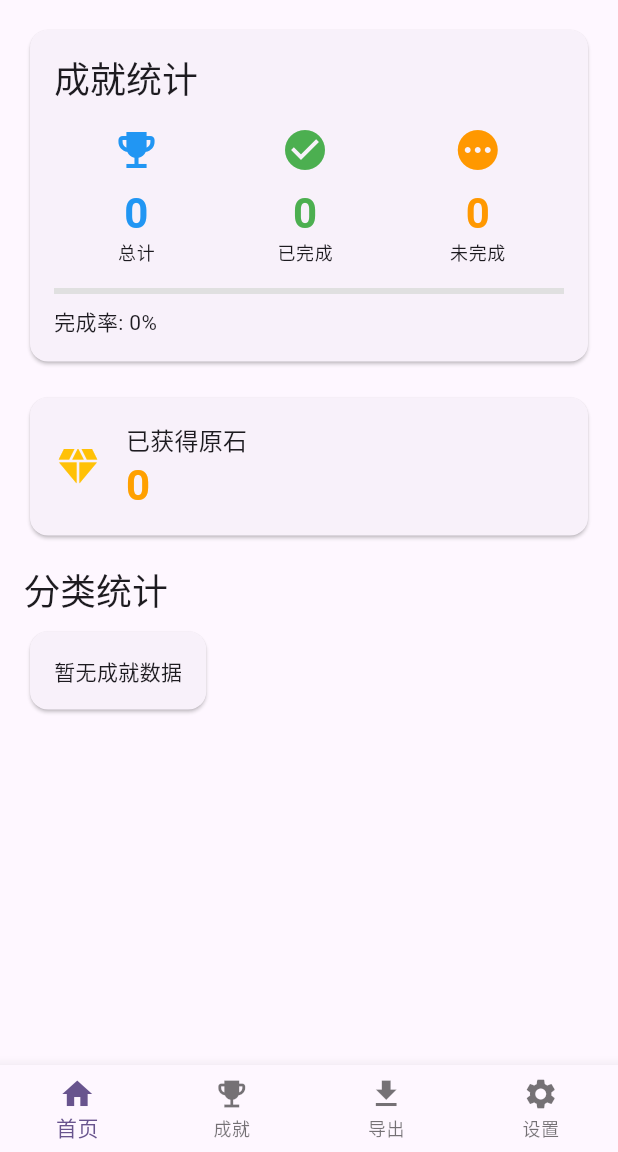
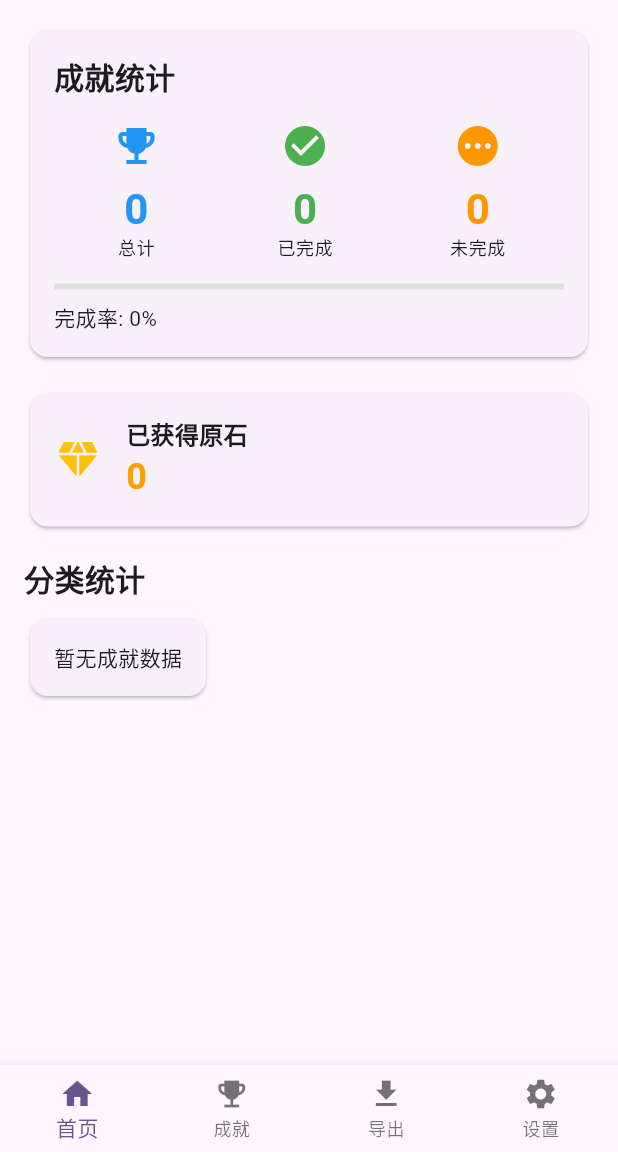
Before and after one commit to chronie-shizutoki/cocogoat_app, a Flutter app: the screen it shows after launch, on a phone screen of 412 x 824 dp, the part 84-1236 px from its top. Run offline on Flutter 3.47's test engine with Material 3 defaults, Android fonts, the phone set to English and light mode, and no system bars; our stand-ins replace sqflite; accounts and stored records are empty.

Commit message:
refactor: replace print with debugPrint and improve widget styling
- Replace all print statements with debugPrint for better debugging in Flutter
- Make Achievement objects const in sample data
- Simplify widget styling by removing Theme.of(context) usage
- Clean up and optimize widget trees in home and export screens

```diff
--- a/lib/screens/home_screen.dart
+++ b/lib/screens/home_screen.dart
@@ -33,9 +33,9 @@ class HomeScreen extends StatelessWidget {
                     child: Column(
                       crossAxisAlignment: CrossAxisAlignment.start,
                       children: [
-                        Text(
+                        const Text(
                           '成就统计',
-                          style: Theme.of(context).textTheme.headlineSmall,
+                          style: TextStyle(fontSize: 20, fontWeight: FontWeight.bold),
                         ),
                         const SizedBox(height: 16),
                         Row(
@@ -100,13 +100,14 @@ class HomeScreen extends StatelessWidget {
                         Column(
                           crossAxisAlignment: CrossAxisAlignment.start,
                           children: [
-                            Text(
-                              '已获得原石',
-                              style: Theme.of(context).textTheme.titleMedium,
-                            ),
+                            const Text(
+                          '已获得原石',
+                          style: TextStyle(fontSize: 16, fontWeight: FontWeight.bold),
+                        ),
                             Text(
                               '${stats['primogems']}',
-                              style: Theme.of(context).textTheme.headlineMedium?.copyWith(
+                              style: TextStyle(
+                                fontSize: 24,
                                 color: Colors.amber[700],
                                 fontWeight: FontWeight.bold,
                               ),
@@ -120,10 +121,10 @@ class HomeScreen extends StatelessWidget {
                 const SizedBox(height: 16),
 
                 // 分类统计
-                Text(
-                  '分类统计',
-                  style: Theme.of(context).textTheme.headlineSmall,
-                ),
+                const Text(
+                          '分类统计',
+                          style: TextStyle(fontSize: 20, fontWeight: FontWeight.bold),
+                        ),
                 const SizedBox(height: 8),
                 if (categories.isEmpty)
                   const Card(
@@ -135,8 +136,7 @@ class HomeScreen extends StatelessWidget {
                 else
                   ...categories.map((category) {
                     final categoryAchievements = provider.achievements
-                        .where((a) => a.category == category)
-                        .toList();
+                        .where((a) => a.category == category);
                     final total = categoryAchievements.length;
                     final completed = categoryAchievements
                         .where((a) => a.isCompleted)
@@ -162,7 +162,7 @@ class HomeScreen extends StatelessWidget {
                         ),
                       ),
                     );
-                  }).toList(),
+                  })
               ],
             ),
           );
--- a/lib/services/achievement_data_service.dart
+++ b/lib/services/achievement_data_service.dart
@@ -1,5 +1,6 @@
 import 'dart:convert';
 import 'dart:io';
+import 'package:flutter/foundation.dart';
 import '../models/achievement.dart';
 
 class AchievementDataService {
@@ -19,7 +20,7 @@ class AchievementDataService {
 
       _textMap = data.map((key, value) => MapEntry(key, value.toString()));
     } catch (e) {
-      print('Failed to load text map: $e');
+      debugPrint('Failed to load text map: $e');
       _textMap = {};
     }
   }
@@ -36,7 +37,7 @@ class AchievementDataService {
 
       _achievementData = data.cast<Map<String, dynamic>>();
     } catch (e) {
-      print('Failed to load achievement data: $e');
+      debugPrint('Failed to load achievement data: $e');
       _achievementData = [];
     }
   }
@@ -57,7 +58,7 @@ class AchievementDataService {
         _achievementGoalData![goalId] = item;
       }
     } catch (e) {
-      print('Failed to load achievement goal data: $e');
+      debugPrint('Failed to load achievement goal data: $e');
       _achievementGoalData = {};
     }
   }
@@ -143,7 +144,7 @@ class AchievementDataService {
 
         achievements.add(achievement);
       } catch (e) {
-        print('Error parsing achievement ${achievementData['id']}: $e');
+        debugPrint('Error parsing achievement ${achievementData['id']}: $e');
         continue;
       }
     }
```
Also changed, not shown: lib/data/sample_achievements.dart (+10 -10 lines), lib/providers/achievement_provider.dart (+10 -10 lines), lib/screens/export_screen.dart (+25 -26 lines).
